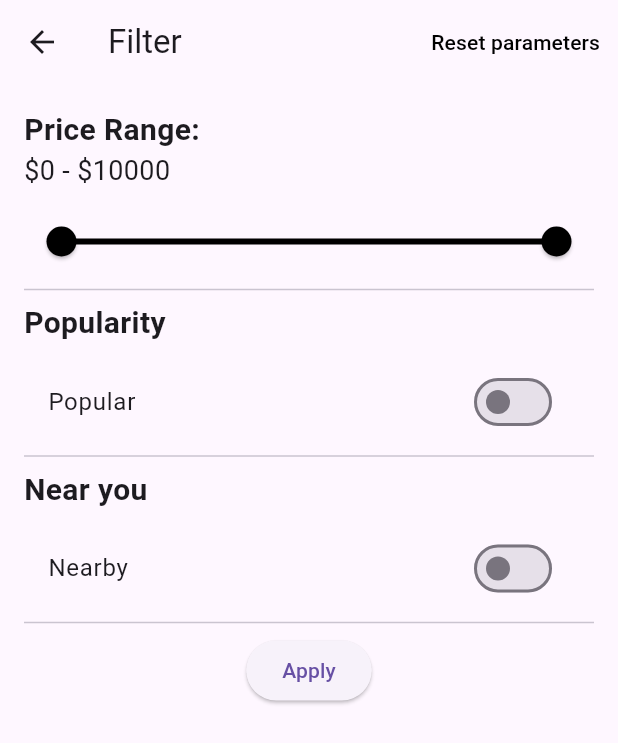
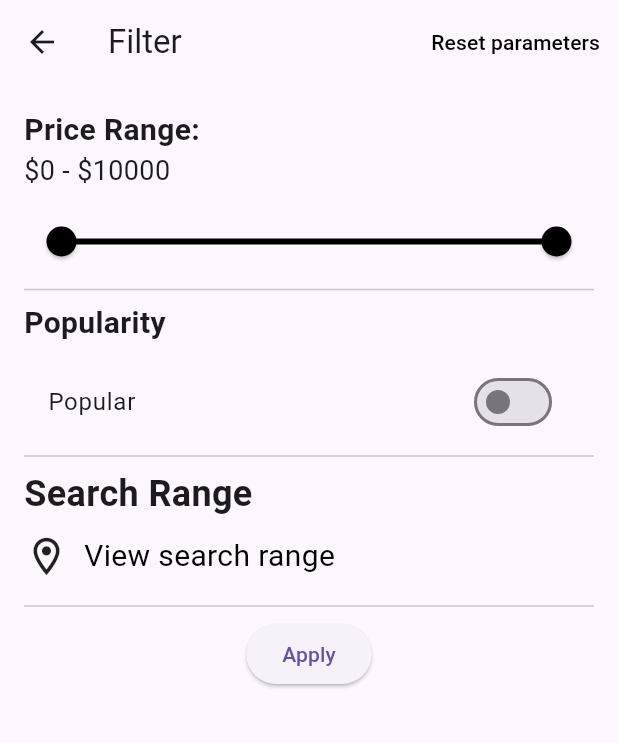
Before and after one commit to the-code-team/PostIn-App, a Flutter app: the EventsFilterPage screen opened directly, on a phone screen of 412 x 824 dp. Shown: the top 743 px of the screen. Run offline on Flutter 3.47's test engine with Material 3 defaults, Android fonts, the phone set to English and light mode, and no system bars; our stand-ins replace flutter_map, latlong2; statements that could not run were skipped.

Commit message:
feat: searchRange

```diff
--- a/lib/components/filter/filterPage.dart
+++ b/lib/components/filter/filterPage.dart
@@ -8,7 +8,6 @@ class EventsFilterPage extends StatefulWidget {
 class _EventsFilterPageState extends State<EventsFilterPage> {
   // Variables to store filter states
   bool _isPopularSelected = false;
-  bool _isNearbySelected = false;
   RangeValues _priceRange = RangeValues(0, 10000);
 
   @override
@@ -22,7 +21,6 @@ class _EventsFilterPageState extends State<EventsFilterPage> {
               // Reset all parameters
               setState(() {
                 _isPopularSelected = false;
-                _isNearbySelected = false;
                 _priceRange = RangeValues(0, 10000);
               });
             },
@@ -69,22 +67,37 @@ class _EventsFilterPageState extends State<EventsFilterPage> {
             ),
             Divider(),
             Text(
-              'Near you',
+              'Search Range',
               style: TextStyle(
-                fontSize: 20,
+                fontSize: 24, // Aumentado el tamaño del texto
                 fontWeight: FontWeight.bold,
               ),
             ),
             SizedBox(height: 10),
-            SwitchListTile(
-              title: Text('Nearby'),
-              value: _isNearbySelected,
-              onChanged: (value) {
-                setState(() {
-                  _isNearbySelected = value;
-                });
+            GestureDetector(
+              onTap: () {
+                // Navigate to another screen
+                Navigator.push(
+                  context,
+                  MaterialPageRoute(builder: (context) => AnotherScreen()),
+                );
               },
+              child: Row(
+                children: [
+                  Icon(Icons.location_on_outlined,
+                      size: 30), // Aumentado el tamaño del icono
+                  SizedBox(width: 10),
+                  Text(
+                    'View search range',
+                    style: TextStyle(
+                      color: Theme.of(context).primaryColor,
+                      fontSize: 20, // Aumentado el tamaño del texto
+                    ),
+                  ),
+                ],
+              ),
             ),
+            SizedBox(height: 10),
             Divider(),
             Center(
               child: ElevatedButton(
@@ -97,6 +110,20 @@ class _EventsFilterPageState extends State<EventsFilterPage> {
             ),
           ],
         ),
+      ),
+    );
+  }
+}
+
+class AnotherScreen extends StatelessWidget {
+  @override
+  Widget build(BuildContext context) {
+    return Scaffold(
+      appBar: AppBar(
+        title: Text('Nearby Events'),
+      ),
+      body: Center(
+        child: Text('List of nearby events will be displayed here.'),
       ),
     );
   }
```
